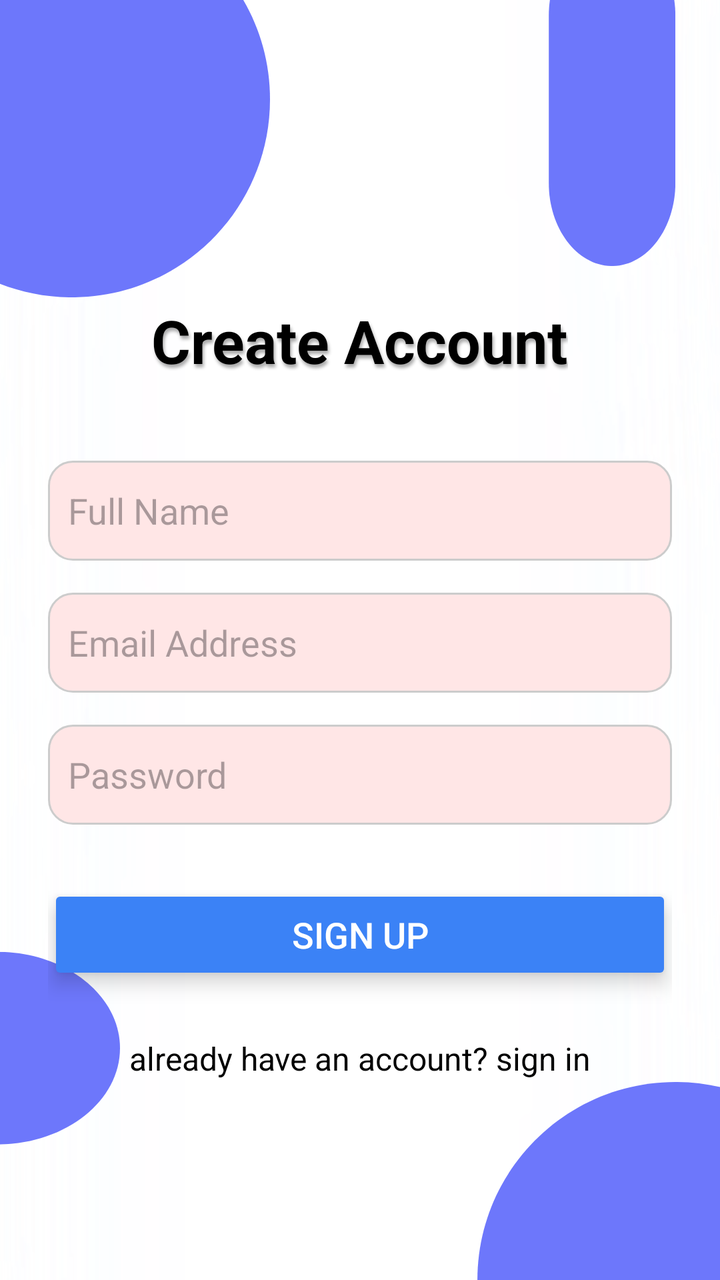
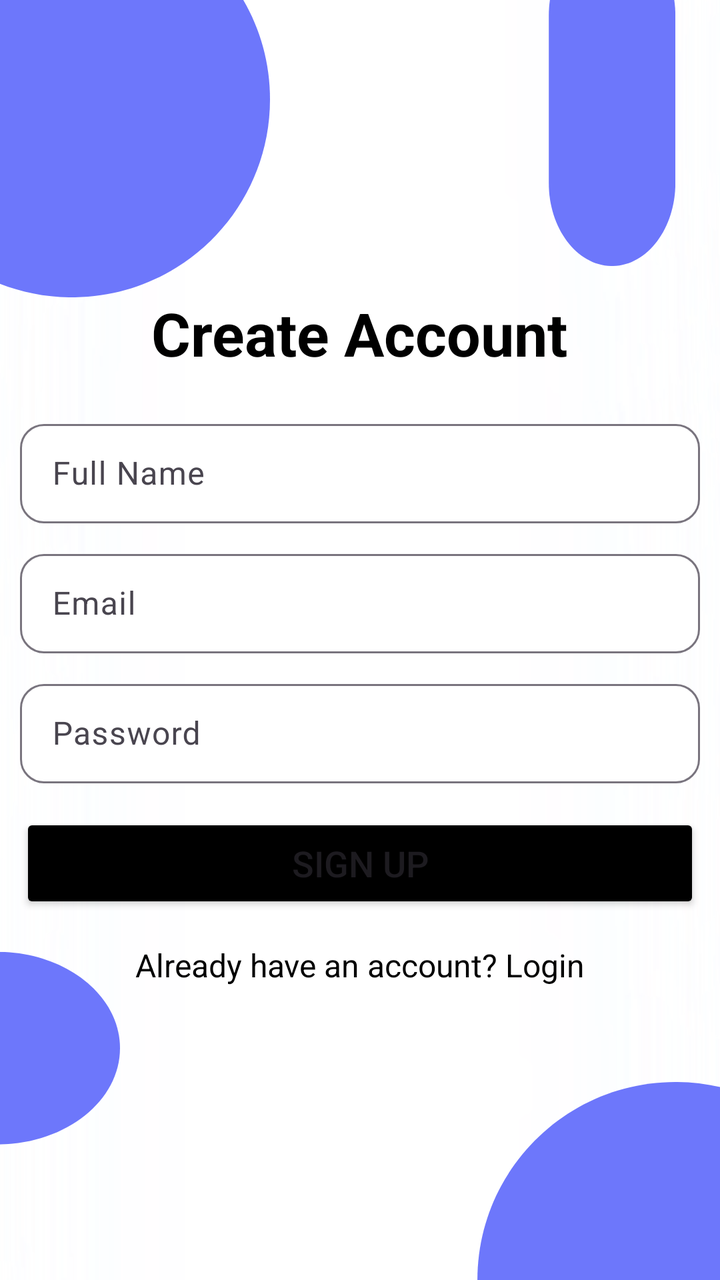

Screens rendered from an Android XML layout before and after an edit, with the pre-edit source and the edit as a unified diff.
<!-- AndroidManifest.xml: application theme Theme.MyApplication -->
<!-- res/layout/activity_signup.xml -->
<?xml version="1.0" encoding="utf-8"?>
<LinearLayout
    xmlns:android="http://schemas.android.com/apk/res/android"
    android:layout_width="match_parent"
    android:layout_height="match_parent"
    android:orientation="vertical"
    android:padding="24dp"
    android:gravity="center"
    android:background="@drawable/loginbkg4">


    <TextView
        android:layout_width="wrap_content"
        android:layout_height="wrap_content"
        android:layout_gravity="center_horizontal"
        android:layout_marginTop="50dp"
        android:shadowColor="#55000000"
        android:shadowDx="2"
        android:shadowDy="5"
        android:shadowRadius="4"
        android:text="@string/create_account"
        android:textColor="@color/black"
        android:textSize="30sp"
        android:textStyle="bold" />

    <EditText
        android:id="@+id/nameSignup"
        android:layout_width="match_parent"
        android:layout_height="50dp"
        android:hint="Full Name"
        android:inputType="textPersonName"
        android:background="@drawable/edittext_background"
        android:layout_marginTop="40dp"
        android:padding="10dp"
        android:textColor="#333333" />

    
    <EditText
        android:id="@+id/emailSignup"
        android:layout_width="match_parent"
        android:layout_height="50dp"
        android:hint="Email Address"
        android:inputType="textEmailAddress"
        android:background="@drawable/edittext_background"
        android:layout_marginTop="16dp"
        android:padding="10dp"
        android:textColor="#333333" />

    
    <EditText
        android:id="@+id/passwordSignup"
        android:layout_width="match_parent"
        android:layout_height="50dp"
        android:hint="Password"
        android:inputType="textPassword"
        android:background="@drawable/edittext_background"
        android:layout_marginTop="16dp"
        android:padding="10dp"
        android:textColor="#333333" />

    
    <Button
        android:id="@+id/signupBtn"
        android:layout_width="match_parent"
        android:layout_height="50dp"
        android:text="Sign Up"
        android:textSize="18sp"
        android:textColor="#FFFFFF"
        android:backgroundTint="#3B82F6"
        android:layout_marginTop="30dp"
        android:layout_marginBottom="10dp"
        android:elevation="8dp"
        android:translationZ="4dp" />

    <TextView
        android:id="@+id/signinLink"
        android:layout_width="wrap_content"
        android:layout_height="wrap_content"
        android:text="already have an account? sign in"
        android:textColor="@color/black"
        android:textSize="16sp"
        android:layout_gravity="center_horizontal"
        android:layout_marginTop="16dp" />

</LinearLayout>
<!-- resources referenced by this layout -->
<resources>
  <color name="black">#FF000000</color>
  <!-- drawable edittext_background (drawable) -->
  <shape xmlns:android="http://schemas.android.com/apk/res/android" android:shape="rectangle">
      <solid android:color="#fFE6E6" />
      <corners android:radius="12dp" />
      <stroke android:width="1dp" android:color="#CCCCCC" />
  </shape>
  <!-- drawable loginbkg4: png bitmap (drawable, 45489 bytes) -->
  <string name="create_account">Create Account</string>
  <style name="Theme.MyApplication" parent="Base.Theme.MyApplication" />
  <style name="Base.Theme.MyApplication" parent="Theme.Material3.DayNight.NoActionBar">
          
          
      </style>
</resources>

<!-- the commit's change to res/layout/activity_signup.xml (unified diff, before → after) -->
@@ -1,10 +1,10 @@
 <?xml version="1.0" encoding="utf-8"?>
-<LinearLayout
-    xmlns:android="http://schemas.android.com/apk/res/android"
+<LinearLayout xmlns:android="http://schemas.android.com/apk/res/android"
     android:layout_width="match_parent"
     android:layout_height="match_parent"
+    xmlns:app="http://schemas.android.com/apk/res-auto"
     android:orientation="vertical"
-    android:padding="24dp"
+    android:padding="10dp"
     android:gravity="center"
     android:background="@drawable/loginbkg4">
 
@@ -13,73 +13,96 @@
         android:layout_width="wrap_content"
         android:layout_height="wrap_content"
         android:layout_gravity="center_horizontal"
-        android:layout_marginTop="50dp"
-        android:shadowColor="#55000000"
-        android:shadowDx="2"
-        android:shadowDy="5"
-        android:shadowRadius="4"
         android:text="@string/create_account"
         android:textColor="@color/black"
         android:textSize="30sp"
         android:textStyle="bold" />
 
-    <EditText
-        android:id="@+id/nameSignup"
+    <com.google.android.material.textfield.TextInputLayout
+
         android:layout_width="match_parent"
-        android:layout_height="50dp"
-        android:hint="Full Name"
-        android:inputType="textPersonName"
-        android:background="@drawable/edittext_background"
-        android:layout_marginTop="40dp"
-        android:padding="10dp"
-        android:textColor="#333333" />
+        android:layout_height="55dp"
+        android:layout_marginTop="20dp"
+        app:boxBackgroundMode="outline"
+        app:boxCornerRadiusBottomEnd="12dp"
+        app:boxCornerRadiusTopEnd="12dp"
+        app:boxCornerRadiusBottomStart="12dp"
+        app:boxCornerRadiusTopStart="12dp"
+        app:boxBackgroundColor="@color/white"
+        android:hint="@string/full_name">
+
+        <com.google.android.material.textfield.TextInputEditText
+            android:id="@+id/nameSignup"
+            android:inputType="text"
+            android:layout_width="match_parent"
+            android:layout_height="wrap_content"/>
+
+    </com.google.android.material.textfield.TextInputLayout>
+
 
     
-    <EditText
+<com.google.android.material.textfield.TextInputLayout
+
+    android:layout_width="match_parent"
+    android:layout_height="55dp"
+    android:layout_marginTop="10dp"
+    app:boxBackgroundMode="outline"
+    app:boxCornerRadiusBottomEnd="12dp"
+    app:boxCornerRadiusTopEnd="12dp"
+    app:boxCornerRadiusBottomStart="12dp"
+    app:boxCornerRadiusTopStart="12dp"
+    app:boxBackgroundColor="@color/white"
+    android:hint="@string/email">
+
+    <com.google.android.material.textfield.TextInputEditText
         android:id="@+id/emailSignup"
+        android:inputType="textEmailAddress"
         android:layout_width="match_parent"
-        android:layout_height="50dp"
-        android:hint="Email Address"
-        android:inputType="textEmailAddress"
-        android:background="@drawable/edittext_background"
-        android:layout_marginTop="16dp"
-        android:padding="10dp"
-        android:textColor="#333333" />
+        android:layout_height="wrap_content"/>
+
+</com.google.android.material.textfield.TextInputLayout>
+
 
     
-    <EditText
-        android:id="@+id/passwordSignup"
+    <com.google.android.material.textfield.TextInputLayout
+
         android:layout_width="match_parent"
-        android:layout_height="50dp"
-        android:hint="Password"
-        android:inputType="textPassword"
-        android:background="@drawable/edittext_background"
-        android:layout_marginTop="16dp"
-        android:padding="10dp"
-        android:textColor="#333333" />
+        android:layout_height="55dp"
+        android:layout_marginTop="10dp"
+        app:boxBackgroundMode="outline"
+        app:boxCornerRadiusBottomEnd="12dp"
+        app:boxCornerRadiusTopEnd="12dp"
+        app:boxCornerRadiusBottomStart="12dp"
+        app:boxCornerRadiusTopStart="12dp"
+        app:boxBackgroundColor="@color/white"
+        android:hint="@string/password">
+
+        <com.google.android.material.textfield.TextInputEditText
+            android:id="@+id/passwordSignup"
+            android:inputType="textPassword"
+            android:layout_width="match_parent"
+            android:layout_height="wrap_content"/>
+
+    </com.google.android.material.textfield.TextInputLayout>
+
 
     
     <Button
         android:id="@+id/signupBtn"
         android:layout_width="match_parent"
         android:layout_height="50dp"
-        android:text="Sign Up"
+        android:text="@string/sign_up"
         android:textSize="18sp"
-        android:textColor="#FFFFFF"
-        android:backgroundTint="#3B82F6"
-        android:layout_marginTop="30dp"
-        android:layout_marginBottom="10dp"
-        android:elevation="8dp"
-        android:translationZ="4dp" />
+        android:backgroundTint="@color/black"
+        android:layout_marginTop="15dp" />
 
     <TextView
         android:id="@+id/signinLink"
         android:layout_width="wrap_content"
         android:layout_height="wrap_content"
-        android:text="already have an account? sign in"
+        android:text="@string/already_have_an_account_login"
         android:textColor="@color/black"
         android:textSize="16sp"
-        android:layout_gravity="center_horizontal"
-        android:layout_marginTop="16dp" />
+        android:layout_marginTop="15dp" />
 
 </LinearLayout>
<!-- resource entries referenced after the edit -->
@@ -1,18 +1,13 @@
 <!-- resources referenced by this layout -->
 <resources>
   <color name="black">#FF000000</color>
-  <!-- drawable edittext_background (drawable) -->
-  <shape xmlns:android="http://schemas.android.com/apk/res/android" android:shape="rectangle">
-      <solid android:color="#fFE6E6" />
-      <corners android:radius="12dp" />
-      <stroke android:width="1dp" android:color="#CCCCCC" />
-  </shape>
+  <color name="white">#FFFFFFFF</color>
   <!-- drawable loginbkg4: png bitmap (drawable, 45489 bytes) -->
+  <string name="already_have_an_account_login">Already have an account? Login</string>
   <string name="create_account">Create Account</string>
-  <style name="Theme.MyApplication" parent="Base.Theme.MyApplication" />
-  <style name="Base.Theme.MyApplication" parent="Theme.Material3.DayNight.NoActionBar">
-          
-          
-      </style>
+  <string name="email">Email</string>
+  <string name="full_name">Full Name</string>
+  <string name="password">Password</string>
+  <string name="sign_up">Sign Up</string>
 </resources>
 
